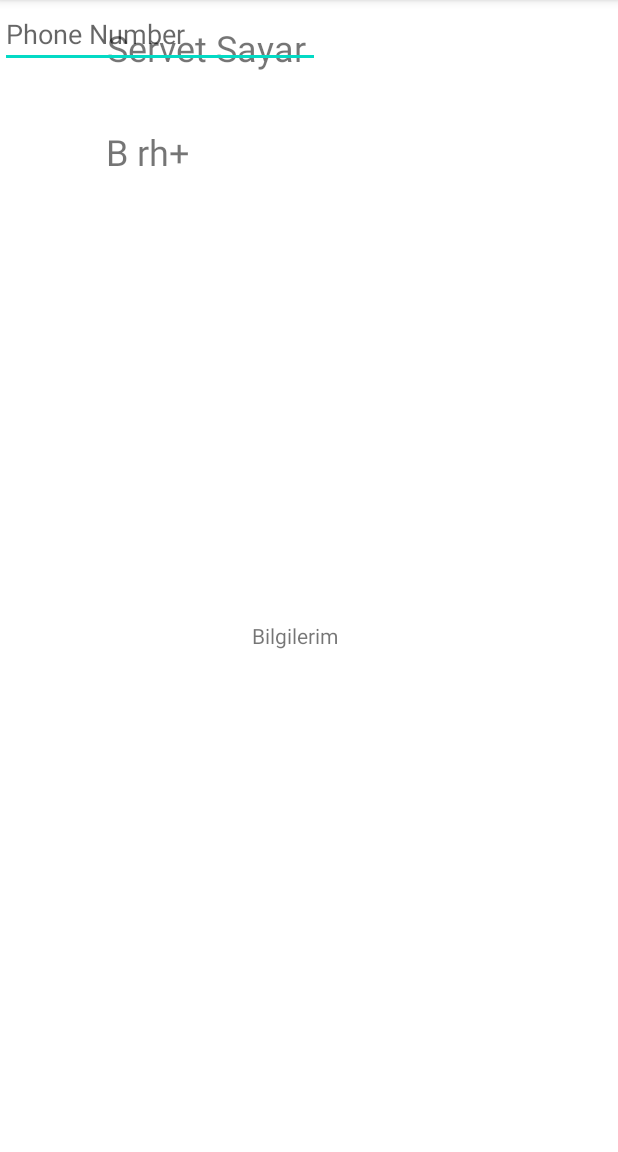
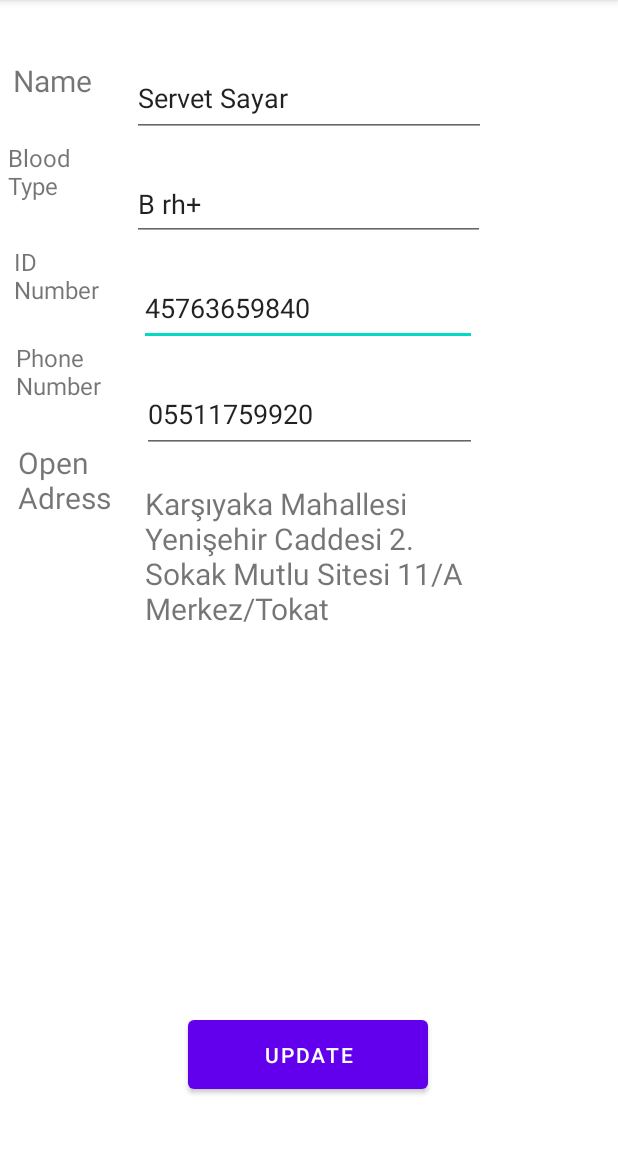
Before and after one commit to SvilRescuador/IamHereProject, an Android app: the Bilgilerim screen opened directly, with no data from a screen before it, on a phone screen of 412 x 824 dp, the part 84-1236 px from its top. Run offline under Robolectric (Android 15) with nearby library versions, the light colour scheme and no system bars.

Commit message:
bilgilerim eklentisi

```diff
--- a/app/src/main/res/layout/activity_bilgilerim.xml
+++ b/app/src/main/res/layout/activity_bilgilerim.xml
@@ -7,47 +7,131 @@
     tools:context=".Bilgilerim.Bilgilerim">
 
     <TextView
-        android:id="@+id/textView4"
-        android:layout_width="159dp"
-        android:layout_height="56dp"
-        android:layout_marginTop="396dp"
-        android:gravity="center"
-        android:text="Bilgilerim"
-        app:layout_constraintEnd_toEndOf="parent"
-        app:layout_constraintHorizontal_bias="0.464"
+        android:id="@+id/textView6"
+        android:layout_width="78dp"
+        android:layout_height="49dp"
+        android:layout_marginTop="20dp"
+        android:text="Blood Type"
+        android:textSize="16sp"
+        app:layout_constraintEnd_toStartOf="@+id/editTextTextPersonName7"
+        app:layout_constraintStart_toStartOf="parent"
+        app:layout_constraintTop_toBottomOf="@+id/textView7" />
+
+    <TextView
+        android:id="@+id/textView7"
+        android:layout_width="71dp"
+        android:layout_height="34dp"
+        android:layout_marginTop="40dp"
+        android:text="Name"
+        android:textSize="20sp"
+        app:layout_constraintEnd_toStartOf="@+id/editTextTextPersonName5"
         app:layout_constraintStart_toStartOf="parent"
         app:layout_constraintTop_toTopOf="parent" />
 
     <TextView
-        android:id="@+id/textView"
-        android:layout_width="270dp"
+        android:id="@+id/textView8"
+        android:layout_width="74dp"
+        android:layout_height="47dp"
+        android:layout_marginTop="20dp"
+        android:text="Phone Number"
+        android:textSize="16sp"
+        app:layout_constraintEnd_toStartOf="@+id/editTextPhone2"
+        app:layout_constraintStart_toStartOf="parent"
+        app:layout_constraintTop_toBottomOf="@+id/textView4" />
+
+    <TextView
+        android:id="@+id/textView9"
+        android:layout_width="73dp"
+        android:layout_height="76dp"
+        android:layout_marginTop="20dp"
+        android:text="Open Adress"
+        android:textSize="20sp"
+        app:layout_constraintEnd_toStartOf="@+id/textView3"
+        app:layout_constraintStart_toStartOf="parent"
+        app:layout_constraintTop_toBottomOf="@+id/textView8" />
+
+    <EditText
+        android:id="@+id/editTextTextPersonName8"
+        android:layout_width="225dp"
+        android:layout_height="50dp"
+        android:layout_marginTop="20dp"
+        android:ems="10"
+        android:inputType="textPersonName"
+        android:text="45763659840"
+        app:layout_constraintEnd_toEndOf="parent"
+        app:layout_constraintHorizontal_bias="0.497"
+        app:layout_constraintStart_toStartOf="parent"
+        app:layout_constraintTop_toBottomOf="@+id/editTextTextPersonName7" />
+
+    <EditText
+        android:id="@+id/editTextTextPersonName7"
+        android:layout_width="235dp"
         android:layout_height="49dp"
-        android:layout_marginTop="15dp"
+        android:layout_marginTop="20dp"
+        android:ems="10"
+        android:inputType="textPersonName"
+        android:text="B rh+"
+        app:layout_constraintEnd_toEndOf="parent"
+        app:layout_constraintHorizontal_bias="0.497"
+        app:layout_constraintStart_toStartOf="parent"
+        app:layout_constraintTop_toBottomOf="@+id/editTextTextPersonName5" />
+
+    <EditText
+        android:id="@+id/editTextTextPersonName5"
+        android:layout_width="236dp"
+        android:layout_height="51dp"
+        android:layout_marginTop="40dp"
+        android:ems="10"
+        android:inputType="textPersonName"
         android:text="Servet Sayar"
-        android:textSize="24sp"
         app:layout_constraintEnd_toEndOf="parent"
         app:layout_constraintStart_toStartOf="parent"
         app:layout_constraintTop_toTopOf="parent" />
 
+    <EditText
+        android:id="@+id/editTextPhone2"
+        android:layout_width="223dp"
+        android:layout_height="51dp"
+        android:layout_marginTop="20dp"
+        android:ems="10"
+        android:inputType="phone"
+        android:text="05511759920"
+        app:layout_constraintEnd_toEndOf="parent"
+        app:layout_constraintHorizontal_bias="0.502"
+        app:layout_constraintStart_toStartOf="parent"
+        app:layout_constraintTop_toBottomOf="@+id/editTextTextPersonName8" />
+
+    <Button
+        android:id="@+id/button4"
+        android:layout_width="160dp"
+        android:layout_height="58dp"
+        android:layout_marginBottom="36dp"
+        android:text="Update"
+        app:layout_constraintBottom_toBottomOf="parent"
+        app:layout_constraintEnd_toEndOf="parent"
+        app:layout_constraintHorizontal_bias="0.498"
+        app:layout_constraintStart_toStartOf="parent" />
+
     <TextView
-        android:id="@+id/textView5"
-        android:layout_width="270dp"
-        android:layout_height="49dp"
+        android:id="@+id/textView3"
+        android:layout_width="219dp"
+        android:layout_height="157dp"
         android:layout_marginTop="20dp"
-        android:text="B rh+"
-        android:textSize="24sp"
+        android:text="Karşıyaka Mahallesi Yenişehir Caddesi 2. Sokak Mutlu Sitesi 11/A Merkez/Tokat"
+        android:textSize="20sp"
         app:layout_constraintEnd_toEndOf="parent"
-        app:layout_constraintHorizontal_bias="0.496"
         app:layout_constraintStart_toStartOf="parent"
-        app:layout_constraintTop_toBottomOf="@+id/textView" />
+        app:layout_constraintTop_toBottomOf="@+id/editTextPhone2" />
 
-    <EditText
-        android:id="@+id/editTextPhone"
-        android:layout_width="wrap_content"
-        android:layout_height="wrap_content"
-        android:ems="10"
-        android:hint="Phone Number"
-        android:inputType="phone"
-        tools:layout_editor_absoluteX="70dp"
-        tools:layout_editor_absoluteY="148dp" />
+    <TextView
+        android:id="@+id/textView4"
+        android:layout_width="74dp"
+        android:layout_height="44dp"
+        android:layout_marginTop="20dp"
+        android:text="ID Number"
+        android:textSize="16sp"
+        app:layout_constraintEnd_toStartOf="@+id/editTextTextPersonName8"
+        app:layout_constraintStart_toStartOf="parent"
+        app:layout_constraintTop_toBottomOf="@+id/textView6" />
+
 </androidx.constraintlayout.widget.ConstraintLayout>
```
